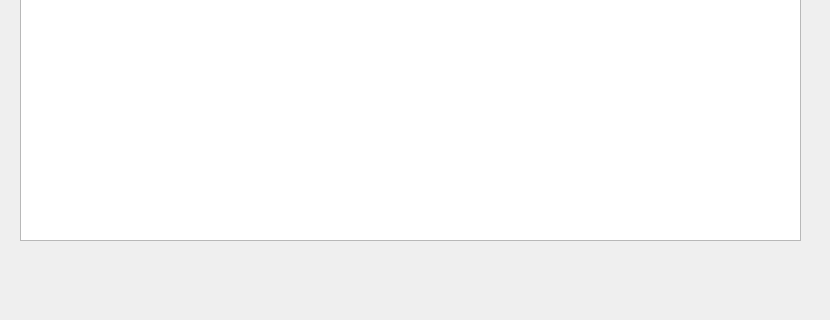
TFed555/Coursework, file course/userswindow.ui: the form before one commit; both pictures show x 0 to 830 and y 280 to 600 of the 830 by 600 pixel window.
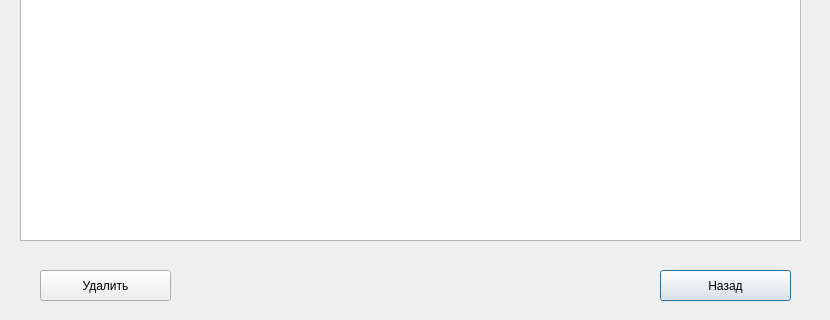
The form after the commit.

```diff
--- a/course/userswindow.ui
+++ b/course/userswindow.ui
@@ -23,6 +23,32 @@
     </rect>
    </property>
   </widget>
+  <widget class="QPushButton" name="backButton">
+   <property name="geometry">
+    <rect>
+     <x>660</x>
+     <y>550</y>
+     <width>131</width>
+     <height>31</height>
+    </rect>
+   </property>
+   <property name="text">
+    <string>Назад</string>
+   </property>
+  </widget>
+  <widget class="QPushButton" name="delButton">
+   <property name="geometry">
+    <rect>
+     <x>40</x>
+     <y>550</y>
+     <width>131</width>
+     <height>31</height>
+    </rect>
+   </property>
+   <property name="text">
+    <string>Удалить</string>
+   </property>
+  </widget>
  </widget>
  <resources/>
  <connections/>
```
